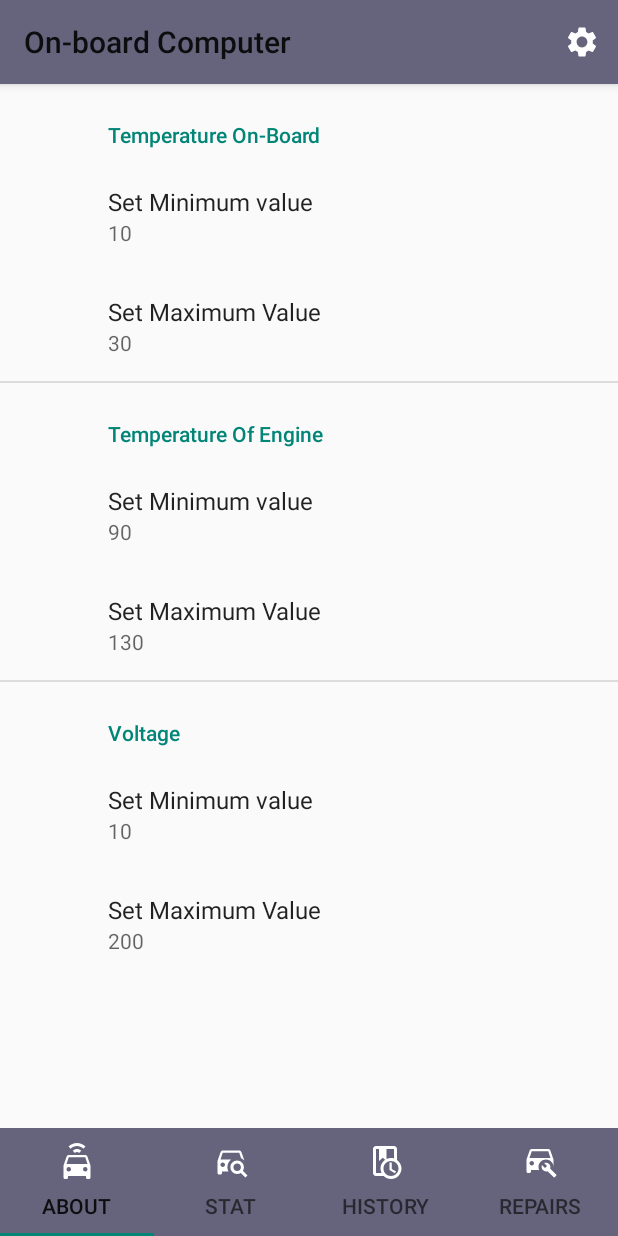
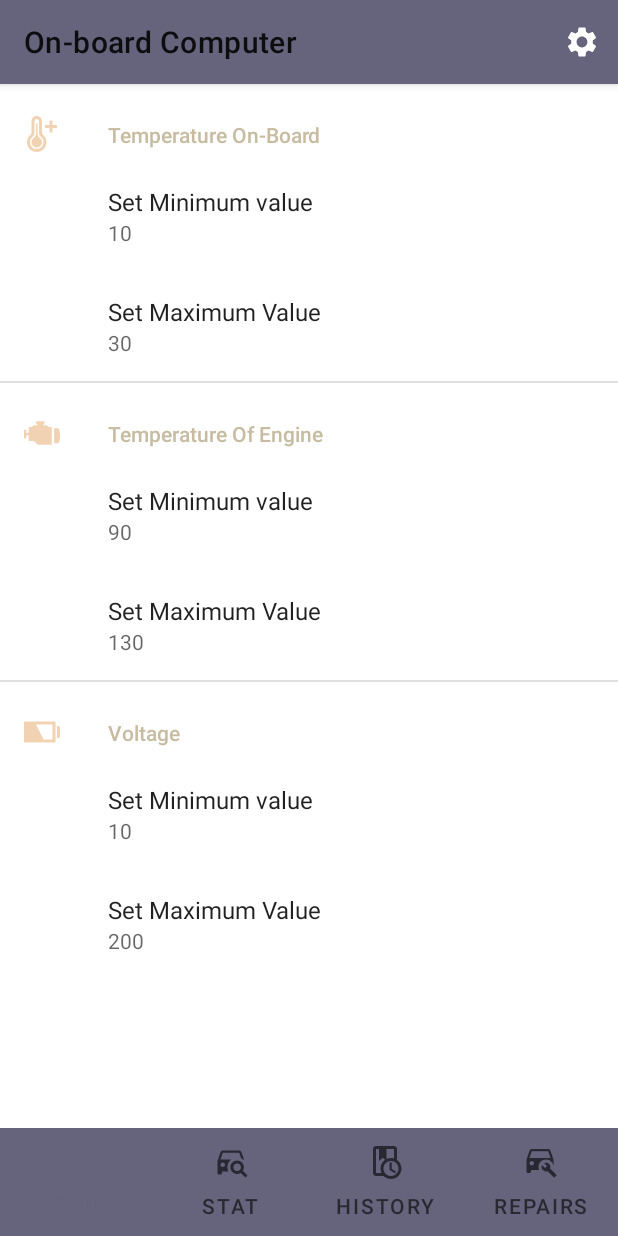
Before and after one commit to fckscl/On-Board-Computer, an Android app: the SettingsFragment screen opened through its navigation route, on a phone screen of 412 x 824 dp. Run offline under Robolectric (Android 15) with nearby library versions, the phone set to English and light mode, and no system bars; our stand-ins replace androidx.preference, data binding, navigation-ui.

Commit message:
colors were broken

```diff
--- a/app/src/main/AndroidManifest.xml
+++ b/app/src/main/AndroidManifest.xml
@@ -11,7 +11,7 @@
         android:label="@string/app_name"
         android:roundIcon="@mipmap/ic_launcher_round"
         android:supportsRtl="true"
-        android:theme="@style/Theme.AppCompat.DayNight.NoActionBar"
+        android:theme="@style/Theme.OnboardComputer"
         tools:targetApi="31">
         <activity
             android:name=".ui.main.MainActivity"
--- /dev/null
+++ b/app/src/main/res/drawable/engine_motor_svgrepo_com.xml
@@ -0,0 +1,12 @@
+<vector xmlns:android="http://schemas.android.com/apk/res/android"
+    android:width="24dp"
+    android:height="24dp"
+    android:viewportWidth="512"
+    android:viewportHeight="512">
+  <path
+      android:pathData="M351.07,170.86l-28.14,-24.95l-46.53,0l0,-22.69l14.97,0l0,-33.39l-118.62,0l0,33.39l14.97,0l0,22.69l-48.44,0l-28.14,24.95l-44.34,0l0,16.7l0,66.24l-33.39,0l0,-42.62l-33.39,0l0,118.62l33.39,0l0,-42.62l33.39,0l0,66.24l0,16.7l72.48,0l58.71,52.05l197.41,0l0,-251.31z"
+      android:fillColor="@color/secondary_variant"/>
+  <path
+      android:pathData="M494.32,196.8l-4.86,-8.13h-60.68v214.63h60.68l4.86,-8.13c1.81,-3.03 17.68,-31.54 17.68,-99.18S496.13,199.83 494.32,196.8z"
+      android:fillColor="@color/secondary_variant"/>
+</vector>
--- /dev/null
+++ b/app/src/main/res/drawable/iconmonstr_battery_33.xml
@@ -0,0 +1,9 @@
+<vector xmlns:android="http://schemas.android.com/apk/res/android"
+    android:width="24dp"
+    android:height="24dp"
+    android:viewportWidth="24"
+    android:viewportHeight="24">
+  <path
+      android:fillColor="@color/secondary_variant"
+      android:pathData="M19,7v10h-5.952l-5.087,-10h11.039zM21,5h-21v14h21v-14zM22,16h0.75c0.69,0 1.25,-0.56 1.25,-1.25v-5.5c0,-0.69 -0.56,-1.25 -1.25,-1.25h-0.75v8z"/>
+</vector>
--- /dev/null
+++ b/app/src/main/res/drawable/iconmonstr_weather_134.xml
@@ -0,0 +1,9 @@
+<vector xmlns:android="http://schemas.android.com/apk/res/android"
+    android:width="24dp"
+    android:height="24dp"
+    android:viewportWidth="24"
+    android:viewportHeight="24">
+  <path
+      android:fillColor="@color/secondary_variant"
+      android:pathData="M8.5,2c0.827,0 1.5,0.673 1.5,1.5v7.525c0,1.569 0.514,2.287 1.411,3.05 1.01,0.858 1.589,2.106 1.589,3.425 0,2.481 -2.019,4.5 -4.5,4.5s-4.5,-2.019 -4.5,-4.5c0,-1.319 0.579,-2.567 1.59,-3.425 0.896,-0.761 1.41,-1.48 1.41,-3.05v-7.525c0,-0.827 0.673,-1.5 1.5,-1.5zM8.5,0c-1.933,0 -3.5,1.567 -3.5,3.5v7.525c0,0.587 -0.258,1.145 -0.705,1.525 -1.403,1.192 -2.295,2.965 -2.295,4.95 0,3.59 2.909,6.5 6.5,6.5s6.5,-2.91 6.5,-6.5c0,-1.985 -0.892,-3.758 -2.295,-4.95 -0.447,-0.38 -0.705,-0.938 -0.705,-1.525v-7.525c0,-1.933 -1.567,-3.5 -3.5,-3.5zM10.607,14.718c-1.012,-0.89 -1.607,-1.734 -1.607,-3.22v-6.498h-1v6.498c0,1.484 -0.597,2.332 -1.607,3.22 -0.794,0.698 -1.393,1.642 -1.393,2.782 0,1.933 1.567,3.5 3.5,3.5s3.5,-1.567 3.5,-3.5c0,-1.14 -0.599,-2.083 -1.393,-2.782zM22,6h-3v-3h-2v3h-3v2h3v3h2v-3h3v-2z"/>
+</vector>
--- a/app/src/main/res/layout/fragment_display_state.xml
+++ b/app/src/main/res/layout/fragment_display_state.xml
@@ -58,12 +58,12 @@
             android:layout_height="wrap_content"
             android:layout_marginStart="8dp"
             android:layout_marginEnd="8dp"
+            android:layout_marginBottom="8dp"
             android:enabled="@{displayStateViewModel.startButtonVisible}"
             android:text="@string/start"
             app:layout_constraintBottom_toBottomOf="parent"
             app:layout_constraintEnd_toStartOf="@+id/btn_end"
-            app:layout_constraintStart_toStartOf="parent"
-            app:layout_constraintTop_toBottomOf="@+id/graphVoltage" />
+            app:layout_constraintStart_toStartOf="parent" />
         <!--            app:layout_constraintTop_toBottomOf="@+id/voltage"/>-->
 
         <TextView
@@ -133,7 +133,6 @@
             style="@style/Button"
             android:layout_width="0dp"
             android:layout_height="wrap_content"
-            android:layout_marginStart="8dp"
             android:layout_marginEnd="8dp"
             android:enabled="@{displayStateViewModel.endButtonVisible}"
             android:text="@string/end"
--- a/app/src/main/res/layout/fragment_history.xml
+++ b/app/src/main/res/layout/fragment_history.xml
@@ -55,9 +55,12 @@
 
         <Button
             android:id="@+id/btn_clear"
+            style="@style/Button"
             android:layout_width="0dp"
-            style="@style/Button"
             android:layout_height="wrap_content"
+            android:layout_marginStart="8dp"
+            android:layout_marginEnd="8dp"
+            android:layout_marginBottom="8dp"
             android:text="@string/clear"
             app:layout_constraintBottom_toBottomOf="parent"
             app:layout_constraintEnd_toEndOf="parent"
--- a/app/src/main/res/layout/fragment_repairs.xml
+++ b/app/src/main/res/layout/fragment_repairs.xml
@@ -41,6 +41,7 @@
             android:layout_height="wrap_content"
             android:layout_marginTop="8dp"
             android:text="@string/history_repairs"
+            android:textAlignment="center"
             app:layout_constraintEnd_toEndOf="parent"
             app:layout_constraintStart_toStartOf="parent"
             app:layout_constraintTop_toTopOf="parent" />
--- a/app/src/main/res/values/strings.xml
+++ b/app/src/main/res/values/strings.xml
@@ -27,7 +27,9 @@
     <string name="repairs">Repairs</string>
 
     <string name="start">Start</string>
-    <string name="end">End</string>
+    <string name="end">Finish</string>
+    <string name="start_time">Start time: </string>
+    <string name="end_time">End time: </string>
 
     <string name="last">History of last measurements:</string>
     <string name="start_measuring">Start of measurement: </string>
--- a/app/src/main/res/values/themes.xml
+++ b/app/src/main/res/values/themes.xml
@@ -1,6 +1,6 @@
 <resources xmlns:tools="http://schemas.android.com/tools">
     <!-- Base application theme. -->
-    <style name="Theme.OnboardComputer" parent="Theme.MaterialComponents.DayNight.DarkActionBar">
+    <style name="Theme.OnboardComputer" parent="Theme.MaterialComponents.DayNight.NoActionBar">
         <!-- Primary brand color. -->
         <item name="colorPrimary">#65647C</item>
         <item name="colorPrimaryVariant">#8B7E74</item>
@@ -12,5 +12,15 @@
         <!-- Status bar color. -->
         <item name="android:statusBarColor" tools:targetApi="l">?attr/colorPrimaryVariant</item>
         <!-- Customize your theme here. -->
+<!--        <item name="colorAccent">@color/secondary</item>-->
+        <item name="preferenceTheme">@style/PrefTheme</item>
+    </style>
+
+    <style name="PrefTheme" parent="@style/PreferenceThemeOverlay">
+        <item name="preferenceCategoryStyle">@style/CategoryStyle</item>
+    </style>
+
+    <style name="CategoryStyle" parent="Preference.Category">
+        <item name="android:layout">@layout/preferences_main</item>
     </style>
 </resources>
--- a/app/src/main/res/xml/root_preferences.xml
+++ b/app/src/main/res/xml/root_preferences.xml
@@ -1,6 +1,9 @@
 <PreferenceScreen xmlns:app="http://schemas.android.com/apk/res-auto">
 
-    <PreferenceCategory app:title="@string/on_board">
+    <PreferenceCategory
+        app:icon="@drawable/iconmonstr_weather_134"
+        app:layout="@layout/preferences_main"
+        app:title="@string/on_board">
 
         <EditTextPreference
             app:defaultValue="10"
@@ -16,7 +19,11 @@
 
     </PreferenceCategory>
 
-    <PreferenceCategory app:title="@string/engine">
+    <PreferenceCategory
+        app:allowDividerAbove="true"
+        app:allowDividerBelow="true"
+        app:icon="@drawable/engine_motor_svgrepo_com"
+        app:title="@string/engine">
 
         <EditTextPreference
             app:defaultValue="90"
@@ -32,7 +39,13 @@
 
     </PreferenceCategory>
 
-    <PreferenceCategory app:title="@string/voltage_settings">
+    <PreferenceCategory
+        app:allowDividerAbove="true"
+        app:allowDividerBelow="true"
+        app:icon="@drawable/iconmonstr_battery_33"
+        app:iconSpaceReserved="false"
+        app:singleLineTitle="true"
+        app:title="@string/voltage_settings">
 
         <EditTextPreference
             app:defaultValue="10"
```
Also changed, not shown: app/src/main/java/com/example/on_boardcomputer/ui/history/AverageStatAdapter.kt (+6 -6 lines), app/src/main/res/layout/fragment_recording.xml (+11 -3 lines), app/src/main/res/layout/list_item_repair.xml (+12 -9 lines), app/src/main/res/layout/list_item_stat.xml (+85 -36 lines), app/src/main/res/layout/preferences_main.xml (added, +32 -0 lines), app/src/main/res/values/styles.xml (+27 -2 lines), 1 other file.
